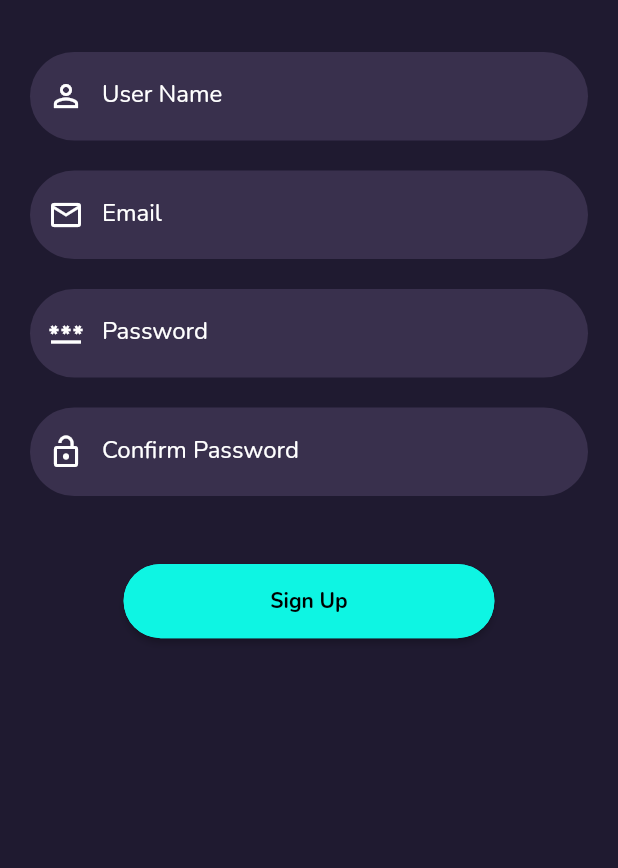
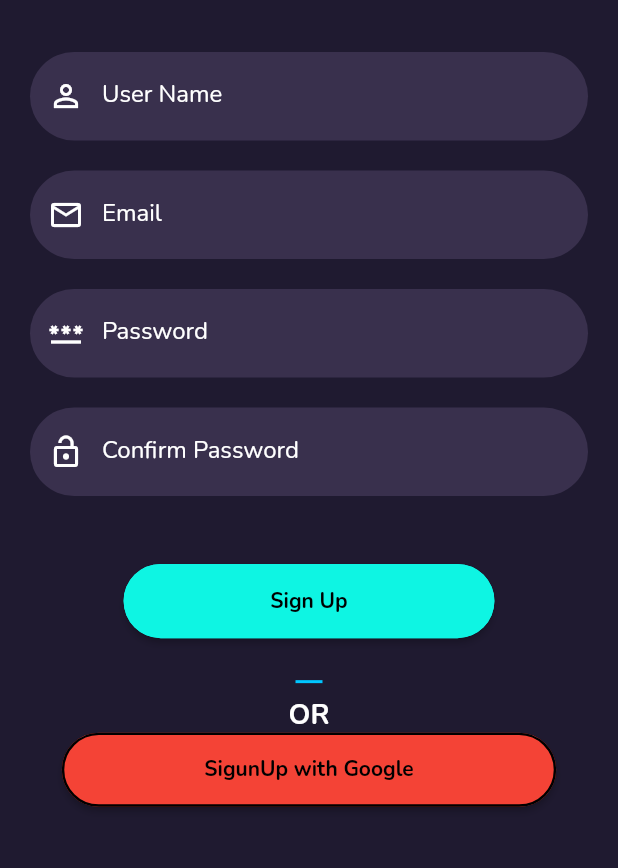
Before and after one commit to ChiranthSH007/eScoreZ, a Flutter app: the emailsignuppage screen opened directly, on a phone screen of 412 x 824 dp, the part 248-1116 px from its top. Run offline on Flutter 3.47's test engine with Material 2 defaults, Android fonts, the phone set to English and light mode, and no system bars; our stand-ins replace cached_network_image, cloud_firestore, curved_navigation_bar, firebase_auth, firebase_core, flutter_signin_button and 5 more; missing offline and left inert: email_auth, paginate_firestore; accounts and stored records are empty; network calls fail.

Commit message:
google sign in

```diff
--- a/lib/Login_Auth/emailsignuppage.dart
+++ b/lib/Login_Auth/emailsignuppage.dart
@@ -1,5 +1,6 @@
 import 'package:esportzzz/Login_Auth/email_vrfy.dart';
 import 'package:esportzzz/Main_Pages/homepage.dart';
+import 'package:esportzzz/Score_Pages/matchdetailpage.dart';
 import 'package:firebase_auth/firebase_auth.dart';
 import 'package:firebase_core/firebase_core.dart';
 import 'package:flutter/material.dart';
@@ -326,6 +327,43 @@ class _emailsignuppageState extends State<emailsignuppage> {
                                     color: Color(0xff0ef5e3),
                                   ))),
                         ),
+                        SizedBox(
+                          height: 20.0,
+                        ),
+                        Separator(),
+                        Container(
+                          // padding: EdgeInsets.fromLTRB(15.0, 110.0, 0.0, 0.0),
+                          child: Text(
+                            'OR',
+                            style: GoogleFonts.nunito(
+                                color: Colors.white,
+                                fontWeight: FontWeight.bold,
+                                fontSize: size.width * 0.045),
+                          ),
+                        ),
+                        ConstrainedBox(
+                          constraints: BoxConstraints.tightFor(
+                            width: size.width * 0.8,
+                            height: size.height * 0.06,
+                          ),
+                          child: ElevatedButton(
+                              onPressed: () {},
+                              child: Text(
+                                "SigunUp with Google",
+                                style: GoogleFonts.nunito(
+                                    color: Colors.black,
+                                    fontWeight: FontWeight.bold),
+                              ),
+                              style: ElevatedButton.styleFrom(
+                                  primary: Colors.red,
+                                  shape: RoundedRectangleBorder(
+                                      borderRadius: new BorderRadius.circular(
+                                          size.width * 0.5)),
+                                  side: BorderSide(
+                                    width: size.width * 0.004,
+                                    // color: Color(0xff0ef5e3),
+                                  ))),
+                        ),
                       ],
                     ),
                   ),
--- a/pubspec.yaml
+++ b/pubspec.yaml
@@ -38,10 +38,13 @@ dependencies:
   otp_text_field: ^1.1.1
   email_auth: ^1.0.0
   curved_navigation_bar: ^1.0.1
+  google_sign_in: ^5.0.3
+
   # The following adds the Cupertino Icons font to your application.
   # Use with the CupertinoIcons class for iOS style icons.
   cupertino_icons: ^1.0.2
   get: ^4.3.8
+
 
 
 dev_dependencies:
```
Also changed, not shown: lib/Login_Auth/emailloginpage.dart (+51 -2 lines), pubspec.lock.
